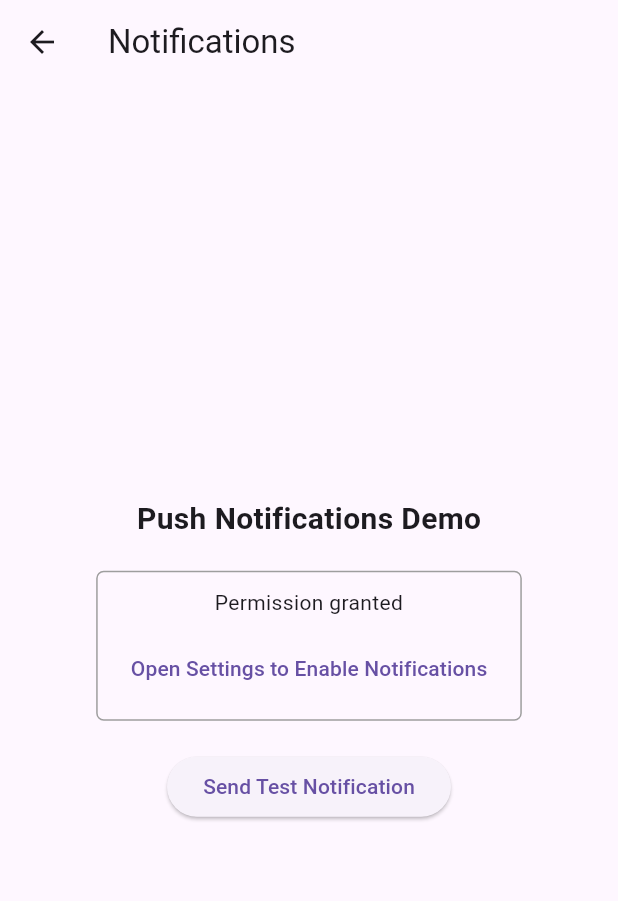
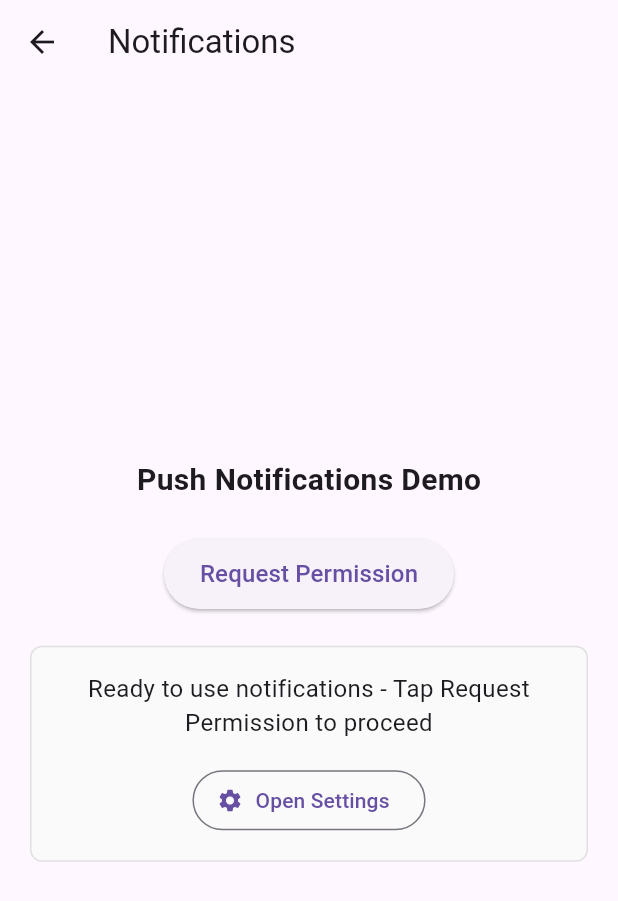
Before and after one commit to zoskar/test-lab, a Flutter app: the screen it shows after launch, after a tap on "Notifications", on a phone screen of 412 x 824 dp. Shown: the top 901 px of the screen. Run offline on Flutter 3.47's test engine with Material 3 defaults, Android fonts, the light colour scheme and no system bars; our stand-ins replace bloc, firebase_auth, firebase_core, flutter_bloc, flutter_local_notifications, google_sign_in and 2 more; missing offline and left inert: app_settings; accounts and stored records are empty.

Commit message:
improve notifications page

```diff
--- a/lib/features/notifications/notifications_page.dart
+++ b/lib/features/notifications/notifications_page.dart
@@ -1,7 +1,7 @@
 import 'package:flutter/material.dart';
 import 'package:flutter_local_notifications/flutter_local_notifications.dart';
-import 'package:app_settings/app_settings.dart'; // Add this package
-// TODO: try to react to denied notifications permission
+import 'package:app_settings/app_settings.dart';
+
 class NotificationsPage extends StatefulWidget {
   const NotificationsPage({super.key});
 
@@ -10,15 +10,103 @@ class NotificationsPage extends StatefulWidget {
 }
 
 class _NotificationsPageState extends State<NotificationsPage> {
-  final _notifications = FlutterLocalNotificationsPlugin();
-  String _status = 'Not sent';
-  bool _isLoading = false;
-  bool _permissionGranted = false; // Add permission tracking
+  final _controller = NotificationsController();
 
   @override
   void initState() {
     super.initState();
-    _initializeNotifications();
+    _controller.initialize(() => setState(() {}));
+  }
+
+  @override
+  Widget build(BuildContext context) {
+    return Scaffold(
+      appBar: AppBar(title: const Text('Notifications')),
+      body: Padding(
+        padding: const EdgeInsets.all(20.0),
+        child: Column(
+          mainAxisAlignment: MainAxisAlignment.center,
+          children: [
+            const Text(
+              'Push Notifications Demo',
+              style: TextStyle(fontSize: 20, fontWeight: FontWeight.bold),
+            ),
+            const SizedBox(height: 24),
+            _buildActionButton(),
+            const SizedBox(height: 24),
+            _buildStatusCard(),
+          ],
+        ),
+      ),
+    );
+  }
+
+  Widget _buildStatusCard() {
+    return Container(
+      width: double.infinity,
+      padding: const EdgeInsets.all(16),
+      decoration: BoxDecoration(
+        border: Border.all(color: Colors.grey.shade300),
+        borderRadius: BorderRadius.circular(8),
+        color: Colors.grey.shade50,
+      ),
+      child: Column(
+        children: [
+          Text(
+            _controller.status,
+            textAlign: TextAlign.center,
+            style: const TextStyle(fontSize: 16),
+          ),
+          // if (!_controller.permissionGranted) ...[
+          const SizedBox(height: 16),
+          OutlinedButton.icon(
+            onPressed: _openAppSettings,
+            icon: const Icon(Icons.settings),
+            label: const Text('Open Settings'),
+          ),
+          // ],
+        ],
+      ),
+    );
+  }
+
+  Widget _buildActionButton() {
+    return _controller.isLoading
+        ? const CircularProgressIndicator()
+        : ElevatedButton(
+          onPressed:
+              _controller.permissionGranted
+                  ? _controller.showNotification
+                  : _controller.checkPermission,
+          style: ElevatedButton.styleFrom(
+            padding: const EdgeInsets.symmetric(horizontal: 24, vertical: 12),
+          ),
+          child: Text(
+            _controller.permissionGranted
+                ? 'Send Test Notification'
+                : 'Request Permission',
+            style: const TextStyle(fontSize: 16),
+          ),
+        );
+  }
+
+  void _openAppSettings() async {
+    await AppSettings.openAppSettings();
+  }
+}
+
+/// Controller class to handle all notification logic
+class NotificationsController {
+  final _notifications = FlutterLocalNotificationsPlugin();
+  String status = 'Initializing...';
+  bool isLoading = false;
+  bool permissionGranted = false;
+  late Function setState;
+
+  /// Initialize the controller and notifications plugin
+  Future<void> initialize(Function stateCallback) async {
+    setState = stateCallback;
+    await _initializeNotifications();
   }
 
   Future<void> _initializeNotifications() async {
@@ -26,31 +114,37 @@ class _NotificationsPageState extends State<NotificationsPage> {
       const initSettings = InitializationSettings(
         android: AndroidInitializationSettings('@mipmap/ic_launcher'),
         iOS: DarwinInitializationSettings(
-          requestAlertPermission: true,
-          requestBadgePermission: true,
-          requestSoundPermission: true,
+          requestAlertPermission: false,
+          requestBadgePermission: false,
+          requestSoundPermission: false,
         ),
       );
 
-      final initialized = await _notifications.initialize(
+      await _notifications.initialize(
         initSettings,
         onDidReceiveNotificationResponse: (response) {
           debugPrint('Notification received: ${response.payload}');
         },
       );
 
-      setState(() => _status = 'Notifications initialized: $initialized');
-
-      // Check permission status after initialization
-      await _checkNotificationPermission();
+      // Remove the automatic permission check
+      _updateStatus(
+        'Ready to use notifications - Tap Request Permission to proceed',
+      );
     } catch (e) {
-      setState(() => _status = 'Init error: $e');
-      debugPrint('Error initializing notifications: $e');
+      _updateStatus('Initialization error: $e');
     }
   }
 
-  Future<void> _checkNotificationPermission() async {
+  void _updateStatus(String newStatus) {
+    status = newStatus;
+    setState();
+  }
+
+  Future<void> checkPermission() async {
     try {
+      bool hasPermission = false;
+
       // For iOS
       final iOS =
           _notifications
@@ -58,12 +152,13 @@ class _NotificationsPageState extends State<NotificationsPage> {
                 IOSFlutterLocalNotificationsPlugin
               >();
       if (iOS != null) {
-        final permissionStatus = await iOS.requestPermissions(
-          alert: true,
-          badge: true,
-          sound: true,
-        );
-        setState(() => _permissionGranted = permissionStatus ?? false);
+        hasPermission =
+            await iOS.requestPermissions(
+              alert: true,
+              badge: true,
+              sound: true,
+            ) ??
+            false;
       }
 
       // For Android 13+
@@ -73,30 +168,28 @@ class _NotificationsPageState extends State<NotificationsPage> {
                 AndroidFlutterLocalNotificationsPlugin
               >();
       if (android != null) {
-        final permissionStatus = await android.requestNotificationsPermission();
-        setState(() => _permissionGranted = permissionStatus ?? false);
+        hasPermission = await android.requestNotificationsPermission() ?? false;
       }
 
-      setState(() {
-        _status =
-            _permissionGranted ? 'Permission granted' : 'Permission denied';
-      });
+      permissionGranted = hasPermission;
+      _updateStatus(
+        hasPermission
+            ? 'Ready to send notifications'
+            : 'Notification permission denied',
+      );
     } catch (e) {
-      setState(() => _status = 'Permission check error: $e');
-      debugPrint('Error checking notifications permission: $e');
+      _updateStatus('Permission check error: $e');
     }
   }
 
-  Future<void> _showNotification() async {
-    if (!_permissionGranted) {
-      setState(() => _status = 'Cannot send notification: Permission denied');
+  Future<void> showNotification() async {
+    if (!permissionGranted) {
+      _updateStatus('Cannot send: Permission denied');
       return;
     }
 
-    setState(() {
-      _isLoading = true;
-      _status = 'Sending...';
-    });
+    isLoading = true;
+    _updateStatus('Sending...');
 
     try {
       const notificationDetails = NotificationDetails(
@@ -121,71 +214,12 @@ class _NotificationsPageState extends State<NotificationsPage> {
         notificationDetails,
       );
 
-      setState(() => _status = 'Notification sent successfully');
+      _updateStatus('Notification sent successfully');
     } catch (e) {
-      setState(() => _status = 'Error: $e');
-      debugPrint('Error showing notification: $e');
+      _updateStatus('Error sending notification: $e');
     } finally {
-      setState(() => _isLoading = false);
+      isLoading = false;
+      setState();
     }
   }
-
-  void _openAppSettings() async {
-    await AppSettings.openAppSettings();
-  }
-
-  @override
-  Widget build(BuildContext context) {
-    return Scaffold(
-      appBar: AppBar(title: const Text('Notifications')),
-      body: Center(
-        child: Padding(
-          padding: const EdgeInsets.all(20.0),
-          child: Column(
-            mainAxisAlignment: MainAxisAlignment.center,
-            children: [
-              const Text(
-                'Push Notifications Demo',
-                style: TextStyle(fontSize: 20, fontWeight: FontWeight.bold),
-              ),
-              const SizedBox(height: 20),
-              Container(
-                padding: const EdgeInsets.all(10),
-                decoration: BoxDecoration(
-                  border: Border.all(color: Colors.grey),
-                  borderRadius: BorderRadius.circular(5),
-                ),
-                child: Column(
-                  children: [
-                    Text(_status, textAlign: TextAlign.center),
-                    const SizedBox(height: 10),
-                    TextButton(
-                      onPressed: _openAppSettings,
-                      child: const Text(
-                        'Open Settings to Enable Notifications',
-                      ),
-                    ),
-                  ],
-                ),
-              ),
-              const SizedBox(height: 20),
-              _isLoading
-                  ? const CircularProgressIndicator()
-                  : ElevatedButton(
-                    onPressed:
-                        _permissionGranted
-                            ? _showNotification
-                            : _checkNotificationPermission,
-                    child: Text(
-                      _permissionGranted
-                          ? 'Send Test Notification'
-                          : 'Check Permission',
-                    ),
-                  ),
-            ],
-          ),
-        ),
-      ),
-    );
-  }
 }
```
